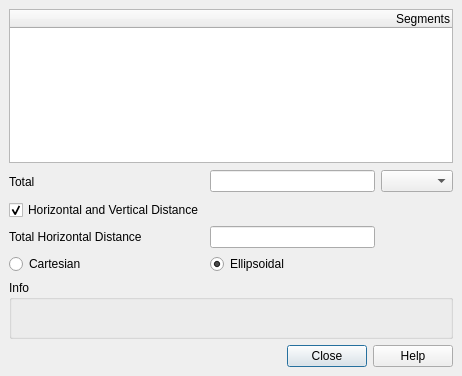
Old version of the form src/ui/qgsmeasurebase.ui in the repository qgis/QGIS.
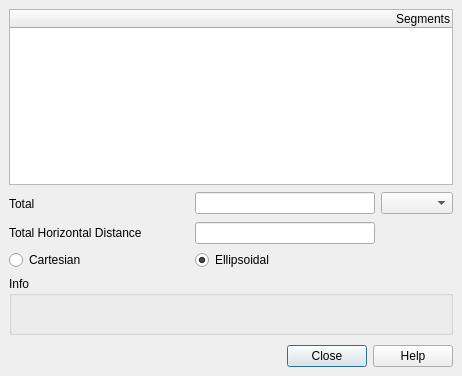
New version of the form. Icons and pictures are not drawn. Custom widgets are drawn as their Qt base class.

Commit message: Remove checkbox for other distance.

Diff of the .ui file:
```diff
--- a/src/ui/qgsmeasurebase.ui
+++ b/src/ui/qgsmeasurebase.ui
@@ -39,84 +39,6 @@
    <property name="spacing">
     <number>6</number>
    </property>
-   <item row="12" column="0" colspan="4">
-    <widget class="QDialogButtonBox" name="buttonBox">
-     <property name="standardButtons">
-      <set>QDialogButtonBox::Close|QDialogButtonBox::Help</set>
-     </property>
-    </widget>
-   </item>
-   <item row="4" column="2">
-    <widget class="QLineEdit" name="editTotal">
-     <property name="font">
-      <font>
-       <weight>75</weight>
-       <bold>true</bold>
-      </font>
-     </property>
-     <property name="alignment">
-      <set>Qt::AlignRight</set>
-     </property>
-     <property name="readOnly">
-      <bool>true</bool>
-     </property>
-    </widget>
-   </item>
-   <item row="10" column="0" colspan="4">
-    <widget class="QgsCollapsibleGroupBox" name="groupBox">
-     <property name="title">
-      <string>Info</string>
-     </property>
-     <layout class="QVBoxLayout" name="verticalLayout">
-      <item>
-       <widget class="QLabel" name="mNotesLabel">
-        <property name="text">
-         <string/>
-        </property>
-        <property name="wordWrap">
-         <bool>true</bool>
-        </property>
-       </widget>
-      </item>
-     </layout>
-    </widget>
-   </item>
-   <item row="8" column="2">
-    <widget class="QRadioButton" name="mEllipsoidal">
-     <property name="text">
-      <string>Ellipsoidal</string>
-     </property>
-     <property name="checked">
-      <bool>true</bool>
-     </property>
-    </widget>
-   </item>
-   <item row="4" column="0">
-    <widget class="QLabel" name="totalDistanceLabel">
-     <property name="text">
-      <string>Total</string>
-     </property>
-     <property name="buddy">
-      <cstring>editTotal</cstring>
-     </property>
-    </widget>
-   </item>
-   <item row="4" column="1">
-    <spacer>
-     <property name="orientation">
-      <enum>Qt::Horizontal</enum>
-     </property>
-     <property name="sizeType">
-      <enum>QSizePolicy::Fixed</enum>
-     </property>
-     <property name="sizeHint" stdset="0">
-      <size>
-       <width>41</width>
-       <height>25</height>
-      </size>
-     </property>
-    </spacer>
-   </item>
    <item row="2" column="0" colspan="4">
     <widget class="QTreeWidget" name="mTable">
      <property name="editTriggers">
@@ -138,14 +60,66 @@
      </column>
     </widget>
    </item>
-   <item row="7" column="0">
+   <item row="4" column="0">
+    <widget class="QLabel" name="totalDistanceLabel">
+     <property name="text">
+      <string>Total</string>
+     </property>
+     <property name="buddy">
+      <cstring>editTotal</cstring>
+     </property>
+    </widget>
+   </item>
+   <item row="4" column="1">
+    <spacer>
+     <property name="orientation">
+      <enum>Qt::Horizontal</enum>
+     </property>
+     <property name="sizeType">
+      <enum>QSizePolicy::Fixed</enum>
+     </property>
+     <property name="sizeHint" stdset="0">
+      <size>
+       <width>41</width>
+       <height>25</height>
+      </size>
+     </property>
+    </spacer>
+   </item>
+   <item row="6" column="0">
     <widget class="QLabel" name="totalHorizontalDistanceLabel">
      <property name="text">
       <string>Total Horizontal Distance</string>
      </property>
     </widget>
    </item>
-   <item row="8" column="0">
+   <item row="6" column="2">
+    <widget class="QLineEdit" name="editHorizontalTotal">
+     <property name="font">
+      <font>
+       <weight>75</weight>
+       <bold>true</bold>
+      </font>
+     </property>
+     <property name="alignment">
+      <set>Qt::AlignRight|Qt::AlignTrailing|Qt::AlignVCenter</set>
+     </property>
+     <property name="readOnly">
+      <bool>true</bool>
+     </property>
+    </widget>
+   </item>
+   <item row="7" column="2">
+    <widget class="QRadioButton" name="mEllipsoidal">
+     <property name="text">
+      <string>Ellipsoidal</string>
+     </property>
+     <property name="checked">
+      <bool>true</bool>
+     </property>
+    </widget>
+   </item>
+   <item row="7" column="0">
     <widget class="QRadioButton" name="mCartesian">
      <property name="text">
       <string>Cartesian</string>
@@ -155,7 +129,52 @@
      </property>
     </widget>
    </item>
+   <item row="9" column="0" colspan="4">
+    <widget class="QgsCollapsibleGroupBox" name="groupBox">
+     <property name="title">
+      <string>Info</string>
+     </property>
+     <layout class="QVBoxLayout" name="verticalLayout">
+      <item>
+       <widget class="QLabel" name="mNotesLabel">
+        <property name="text">
+         <string/>
+        </property>
+        <property name="wordWrap">
+         <bool>true</bool>
+        </property>
+       </widget>
+      </item>
+     </layout>
+    </widget>
+   </item>
+   <item row="4" column="3">
+    <widget class="QComboBox" name="mUnitsCombo"/>
+   </item>
    <item row="11" column="0" colspan="4">
+    <widget class="QDialogButtonBox" name="buttonBox">
+     <property name="standardButtons">
+      <set>QDialogButtonBox::Close|QDialogButtonBox::Help</set>
+     </property>
+    </widget>
+   </item>
+   <item row="4" column="2">
+    <widget class="QLineEdit" name="editTotal">
+     <property name="font">
+      <font>
+       <weight>75</weight>
+       <bold>true</bold>
+      </font>
+     </property>
+     <property name="alignment">
+      <set>Qt::AlignRight</set>
+     </property>
+     <property name="readOnly">
+      <bool>true</bool>
+     </property>
+    </widget>
+   </item>
+   <item row="10" column="0" colspan="4">
     <spacer name="mSpacer">
      <property name="orientation">
       <enum>Qt::Vertical</enum>
@@ -168,38 +187,6 @@
      </property>
     </spacer>
    </item>
-   <item row="4" column="3">
-    <widget class="QComboBox" name="mUnitsCombo"/>
-   </item>
-   <item row="7" column="2">
-    <widget class="QLineEdit" name="editHorizontalTotal">
-     <property name="font">
-      <font>
-       <weight>75</weight>
-       <bold>true</bold>
-      </font>
-     </property>
-     <property name="alignment">
-      <set>Qt::AlignRight|Qt::AlignTrailing|Qt::AlignVCenter</set>
-     </property>
-     <property name="readOnly">
-      <bool>true</bool>
-     </property>
-    </widget>
-   </item>
-   <item row="5" column="0" colspan="2">
-    <widget class="QCheckBox" name="extraDistanceCbx">
-     <property name="enabled">
-      <bool>true</bool>
-     </property>
-     <property name="text">
-      <string>Horizontal and Vertical Distance</string>
-     </property>
-     <property name="checked">
-      <bool>true</bool>
-     </property>
-    </widget>
-   </item>
   </layout>
  </widget>
  <layoutdefault spacing="6" margin="11"/>
```
The commit also changes 2 other files.
